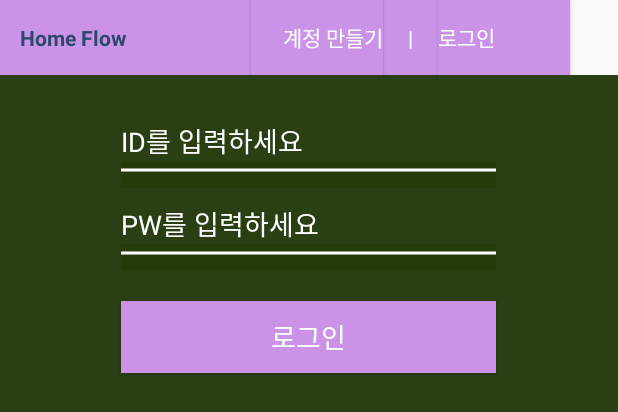
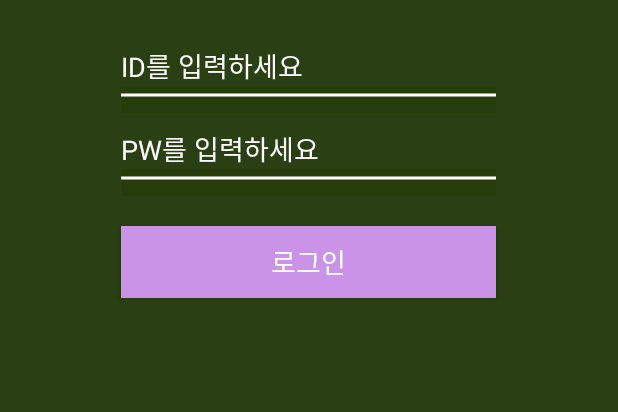
Before and after one commit to flow-er/homeflow, an Android app: the layout login.xml on its own in the app's theme, with its tools: preview values and no code run, on a phone screen of 412 x 824 dp. Shown: the top 412 px of the screen. Run offline under Robolectric (Android 15) with nearby library versions, the phone set to English and light mode, and no system bars.

Commit message:
modify user account layout

```diff
--- a/src/app_android/Homeflow/app/src/main/AndroidManifest.xml
+++ b/src/app_android/Homeflow/app/src/main/AndroidManifest.xml
@@ -36,6 +36,10 @@
                 android:name=".SignUpSucc"
                 android:label="HomeFlow"/>
 
+        <activity
+                android:name=".Personal"
+                android:label="HomeFlow"/>
+
         <service android:name=".Service.SocketService">
                  <intent-filter>
                      <action android:name="kookmin.cs.flower.homeflow.Service.SocketService"/>
--- a/src/app_android/Homeflow/app/src/main/java/kookmin/cs/flower/homeflow/Tabs.java
+++ b/src/app_android/Homeflow/app/src/main/java/kookmin/cs/flower/homeflow/Tabs.java
@@ -62,7 +62,7 @@ public class Tabs extends FragmentActivity implements TabHost.OnTabChangeListene
   @Override
   public void onClick(View v) {
     if (v.getId() == R.id.login_btn) {
-      Intent intent = new Intent(this, Login.class);
+      Intent intent = new Intent(this, Personal.class);
       startActivity(intent);
     }
   }
--- a/src/app_android/Homeflow/app/src/main/res/layout/login.xml
+++ b/src/app_android/Homeflow/app/src/main/res/layout/login.xml
@@ -1,55 +1,4 @@
 <LinearLayout xmlns:android="http://schemas.android.com/apk/res/android"
-              android:orientation="vertical"
-              android:layout_width="match_parent"
-              android:layout_height="match_parent">
-
-    <LinearLayout
-            android:orientation="horizontal"
-            android:layout_width="match_parent"
-            android:layout_height="wrap_content">
-
-        <TextView
-                android:id="@+id/title"
-                android:layout_width="wrap_content"
-                android:layout_height="50dp"
-                android:gravity="center_vertical"
-                android:text="    Home Flow                         "
-                android:textStyle="bold"
-                android:textColor="#FF2C486D"
-                android:background="#FFCA93E8"/>
-
-        <Button
-                android:id="@+id/sign_up_btn"
-                android:layout_width="wrap_content"
-                android:layout_height="50dp"
-                android:gravity="right|center_vertical"
-                android:text="계정 만들기"
-                android:textAppearance="?android:attr/textAppearanceSmall"
-                android:textColor="#FFFFFFFF"
-                android:background="#FFCA93E8"/>
-
-        <TextView
-                android:id="@+id/account_bar_txt"
-                android:layout_width="wrap_content"
-                android:layout_height="50dp"
-                android:gravity="center"
-                android:text="     |     "
-                android:textColor="#FFFFFFFF"
-                android:background="#FFCA93E8"/>
-
-        <Button
-                android:id="@+id/log_in_btn"
-                android:layout_width="wrap_content"
-                android:layout_height="50dp"
-                android:gravity="left|center_vertical"
-                android:text="로그인"
-                android:textAppearance="?android:attr/textAppearanceSmall"
-                android:textColor="#FFFFFFFF"
-                android:background="#FFCA93E8"/>
-
-    </LinearLayout>
-
-    <LinearLayout
               android:orientation="vertical"
               android:gravity="center_horizontal"
               android:layout_width="match_parent"
@@ -96,7 +45,7 @@
         android:background="@drawable/edit_underline"/>
 
     <Button
-                android:id="@+id/login_login_btn"
+        android:id="@+id/login_btn"
         android:layout_width="250dp"
         android:layout_height="wrap_content"
         android:layout_below="@+id/login_pw_edit_uline"
@@ -108,5 +57,3 @@
         android:background="#FFCA93E8"/>
 
 </LinearLayout>
-
-</LinearLayout>
```
Also changed, not shown: src/app_android/Homeflow/app/src/main/java/kookmin/cs/flower/homeflow/Account.java (+13 -26 lines), src/app_android/Homeflow/app/src/main/java/kookmin/cs/flower/homeflow/Login.java (+13 -32 lines), src/app_android/Homeflow/app/src/main/java/kookmin/cs/flower/homeflow/Personal.java (added, +53 -0 lines), src/app_android/Homeflow/app/src/main/java/kookmin/cs/flower/homeflow/SignUpSucc.java (+14 -15 lines), src/app_android/Homeflow/app/src/main/res/layout/account.xml (+2 -53 lines), src/app_android/Homeflow/app/src/main/res/layout/personal.xml (added, +57 -0 lines). Lines whose indentation alone changed are shown as unchanged.
